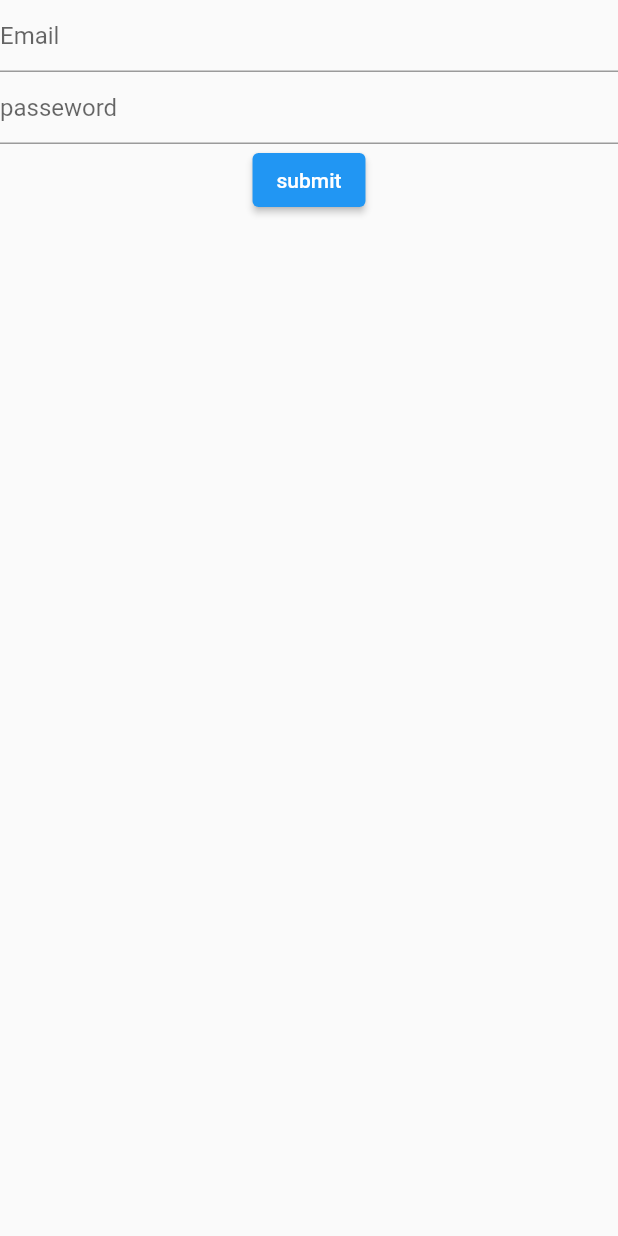
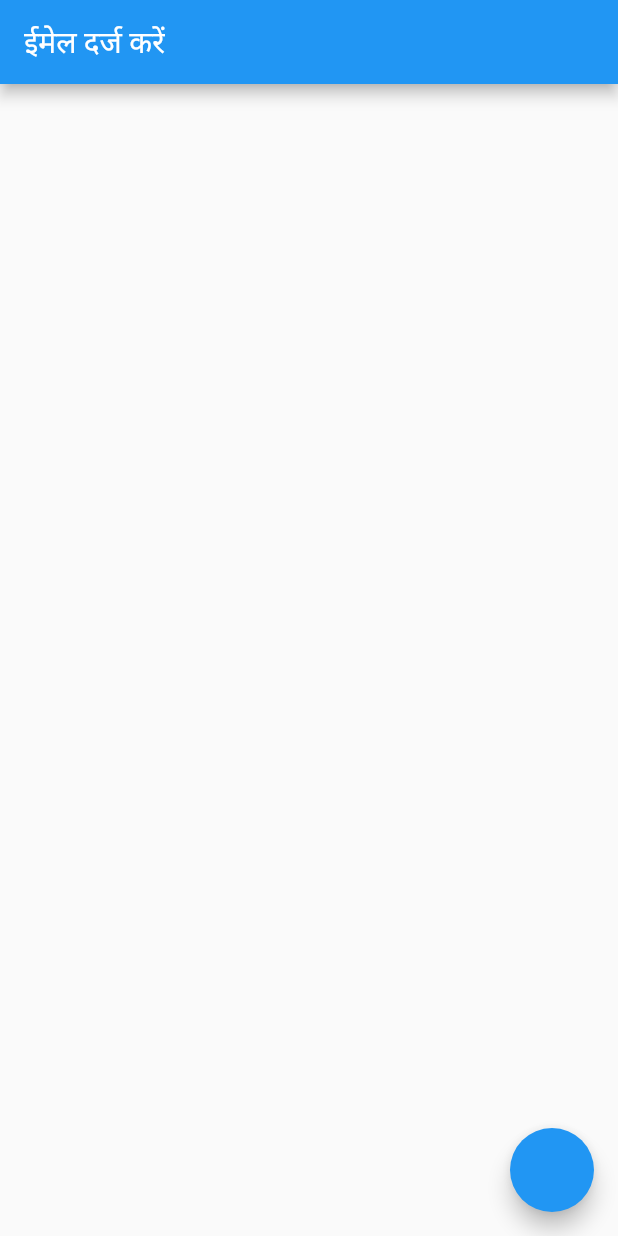
Before and after one commit to Surajpatra700/GetX_Project, a Flutter app: the screen it shows after launch, on a phone screen of 412 x 824 dp. Run offline on Flutter 3.47's test engine with Material 2 defaults, Android fonts, the phone set to English and light mode, and no system bars; our stand-ins replace fluttertoast, get, image_picker.

Commit message:
forth commit

```diff
--- /dev/null
+++ b/lib/data/response/status.dart
@@ -0,0 +1 @@
+enum Status{LOADING, COMPLETED, ERROR}
--- a/lib/main.dart
+++ b/lib/main.dart
@@ -1,4 +1,4 @@
-import 'dart:async';
+
 
 import 'package:flutter/material.dart';
 import 'package:get/get.dart';
@@ -8,14 +8,17 @@ import 'package:getx_project/homescreen.dart';
 import 'package:getx_project/image_picking.dart';
 import 'package:getx_project/languages.dart';
 import 'package:getx_project/login_signin.dart';
+import 'package:getx_project/resources/getx_localization/languages.dart';
+import 'package:getx_project/resources/routes/routes.dart';
 import 'package:getx_project/screen_one.dart';
 import 'package:getx_project/timer.dart';
-
+import 'package:getx_project/view/splash_screen.dart';
 void main() {
   runApp(const MyApp());
 }
 
 class MyApp extends StatelessWidget {
+
   const MyApp({super.key});
 
   // This widget is the root of your application.
@@ -23,17 +26,20 @@ class MyApp extends StatelessWidget {
   Widget build(BuildContext context) {
     return GetMaterialApp(
       title: 'Flutter Demo',
-      translations: Language(),
-      locale: Locale("en", "US"),
+      translations: Languages(),
+      locale: Locale("hi", "IN"),
+      //fallbackLocale: Locale("en","US"),
       debugShowCheckedModeBanner: false,
       theme: ThemeData(
         primarySwatch: Colors.blue,
       ),
-      home: Login_SignUp(),
-      getPages: [
-        GetPage(name: "/", page: ()=> HomeScreen()),
-        GetPage(name: "/one", page: () => ScreenOne(name: "Suraj")),
-      ],
+      //home: HomeScreen(),
+      // getPages: [
+      //   GetPage(name: "/", page: ()=> HomeScreen()),
+      //   GetPage(name: "/one", page: () => ScreenOne(name: "Suraj")),
+      // ],
+      getPages: AppRoutes.appRoutes(),
+
     );
   }
 }
@@ -108,7 +114,7 @@ class _MyHomePageState extends State<MyHomePage> {
         onPressed: _incrementCounter,
         tooltip: 'Increment',
         child: const Icon(Icons.add),
-      ), // This trailing comma makes auto-formatting nicer for build methods.
+      ), // This yggggggggggggggggggg comma makes auto-formatting nicer for build methods.
     );
   }
 }
--- /dev/null
+++ b/lib/resources/colors/app_color.dart
@@ -0,0 +1,5 @@
+import 'package:flutter/material.dart';
+
+class AppColor {
+  static const Color blackColor = Color(0xff000000);
+}
--- /dev/null
+++ b/lib/resources/getx_localization/languages.dart
@@ -0,0 +1,13 @@
+import 'package:get/get_navigation/src/root/internacionalization.dart';
+
+class Languages extends Translations {
+  @override
+  Map<String, Map<String, String>> get keys => {
+    "en_US": {
+      "email_hint" : "Enter email",
+    },
+    "hi_IN": {
+      "email_hint": "ईमेल दर्ज करें"
+    }
+  };
+}
--- /dev/null
+++ b/lib/resources/routes/routes.dart
@@ -0,0 +1,14 @@
+import 'package:get/get.dart';
+import 'package:getx_project/resources/routes/routes_name.dart';
+import 'package:getx_project/view/splash_screen.dart';
+
+class AppRoutes {
+  static appRoutes() => [
+    GetPage(
+      name: RouteName.splashScreen,
+      page: ()=> SplashScreen(),
+      transitionDuration: Duration(milliseconds: 250),
+      transition: Transition.leftToRightWithFade,
+    ),
+  ];
+}
--- /dev/null
+++ b/lib/resources/routes/routes_name.dart
@@ -0,0 +1,4 @@
+class RouteName {
+  static const String splashScreen = "/";   //   '/' refers to initial route.
+  static const String loginScreen = "/login_screen";
+}
--- /dev/null
+++ b/lib/view/splash_screen.dart
@@ -0,0 +1,25 @@
+import 'package:flutter/material.dart';
+import 'package:get/get.dart';
+import 'package:getx_project/data/data_exception.dart';
+import 'package:getx_project/utils/utils.dart';
+
+class SplashScreen extends StatefulWidget {
+  const SplashScreen({super.key});
+
+  @override
+  State<SplashScreen> createState() => _SplashScreenState();
+}
+
+class _SplashScreenState extends State<SplashScreen> {
+  @override
+  Widget build(BuildContext context) {
+    return Scaffold(
+      appBar: AppBar(
+        title: Text("email_hint".tr),
+      ),
+      floatingActionButton: FloatingActionButton(onPressed: () {
+        Utils.toastMessage("hello");
+      }),
+    );
+  }
+}
--- a/pubspec.yaml
+++ b/pubspec.yaml
@@ -38,6 +38,8 @@ dependencies:
   get: ^4.6.5
   image_picker: ^0.8.7+4
   http: ^0.13.5
+  shared_preferences: ^2.1.0
+  fluttertoast: ^8.2.1
 
 dev_dependencies:
   flutter_test:
```
Also changed, not shown: lib/data/data_exception.dart (added, +32 -0 lines), lib/data/network/base_api_services.dart (added, +7 -0 lines), lib/data/network/network_api_services.dart (added, +65 -0 lines), lib/data/response/api_response.dart (added, +18 -0 lines), lib/utils/utils.dart (added, +26 -0 lines), lib/homescreen.dart (line endings or trailing spaces), pubspec.lock, 1 other file.
